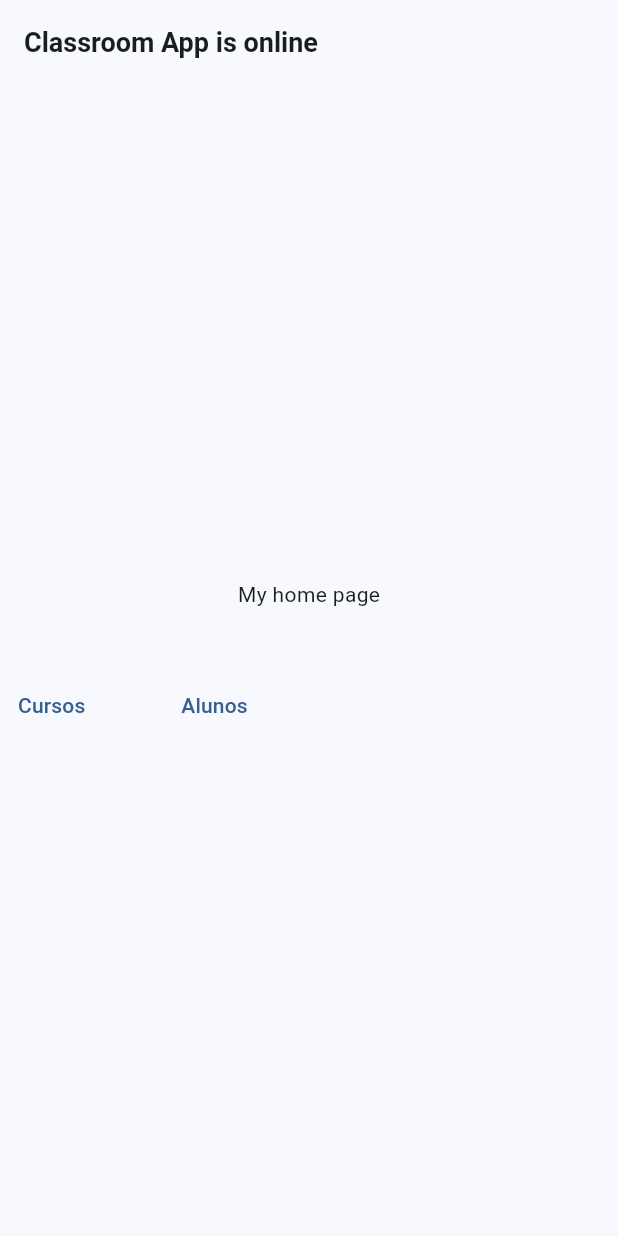
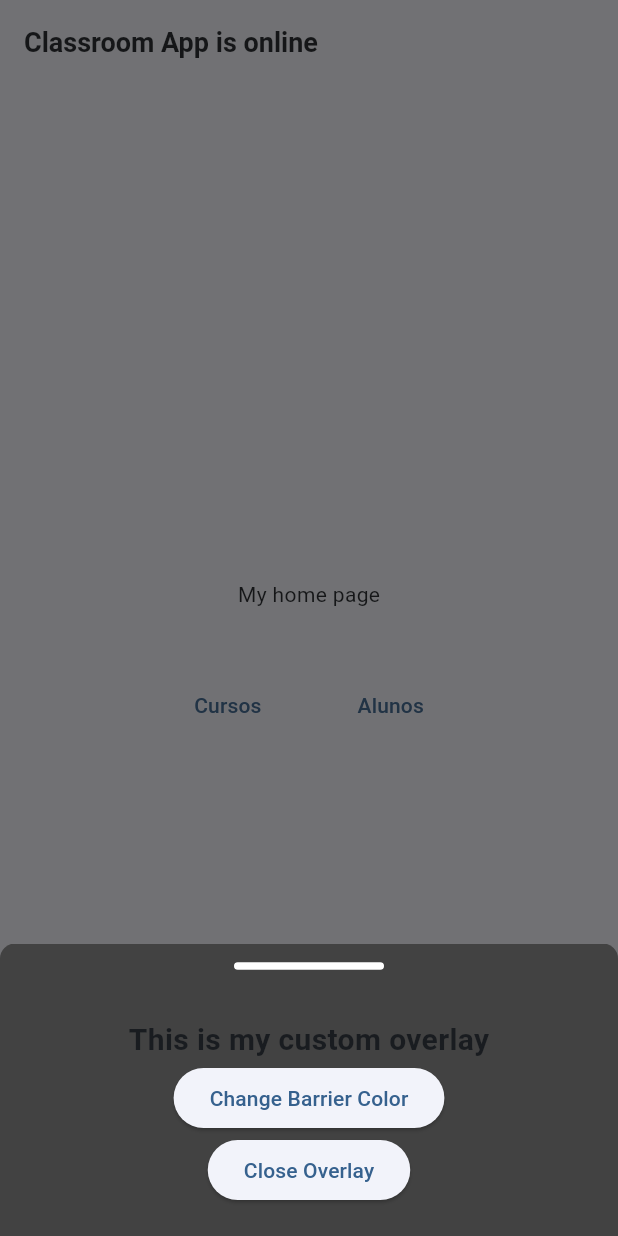
Before and after one commit to renanvolpe/classrrom-project, a Flutter app: the screen it shows after launch, after a tap on "Cursos", on a phone screen of 412 x 824 dp. Run offline on Flutter 3.47's test engine with Material 3 defaults, Android fonts, the phone set to English and light mode, and no system bars; our stand-ins replace connectivity_plus, dartz, equatable, flutter_mobx, flutter_modular, gap and 2 more; accounts and stored records are empty; generated files the repository leaves out were written again.

```diff
--- a/lib/app_module.dart
+++ b/lib/app_module.dart
@@ -1,8 +1,11 @@
 import 'package:classroom_project/core/app_service.dart';
 import 'package:classroom_project/modules/home/home_module.dart';
+import 'package:classroom_project/modules/internet/internet_connectivity.dart';
 import 'package:classroom_project/modules/internet/internet_module.dart';
 import 'package:classroom_project/modules/shared/shared_module.dart';
 import 'package:flutter_modular/flutter_modular.dart';
+
+import 'modules/internet/presentation/screen/has_no_internet_dialog.dart';
 
 class AppModule extends Module {
   @override
@@ -11,13 +14,20 @@ class AppModule extends Module {
   }
 
   @override
-  void exportedBinds(Injector i) {}
-
-  @override
   List<Module> get imports => [SharedModule(), InternetModule()];
 
   @override
   void routes(RouteManager r) {
-    r.module('/', module: HomeModule());
+    r.module('/', module: HomeModule(), guards: [InternetGuard()]);
+    r.child('/noInternet', child: (_) => const InternetConnectivityDialog());
   }
 }
+
+class InternetGuard extends RouteGuard {
+  InternetGuard() : super(redirectTo: '/noInternet');
+
+  @override
+  Future<bool> canActivate(String path, ModularRoute route) async {
+    return Modular.get<InternetConnectivity>().hasConnection; //when has no connection
+  }
+}
--- a/lib/main.dart
+++ b/lib/main.dart
@@ -1,6 +1,8 @@
 import 'package:classroom_project/app_module.dart';
 import 'package:flutter/material.dart';
+import 'package:flutter_mobx/flutter_mobx.dart';
 import 'package:flutter_modular/flutter_modular.dart';
+import 'package:mobx/mobx.dart';
 
 import 'modules/internet/internet_connectivity.dart';
 
@@ -21,6 +23,7 @@ class MyApp extends StatefulWidget {
 }
 
 class _MyAppState extends State<MyApp> {
+  final _internetConnectivity = Modular.get<InternetConnectivity>();
   @override
   void initState() {
     super.initState();
@@ -29,6 +32,15 @@ class _MyAppState extends State<MyApp> {
   @override
   void didChangeDependencies() async {
     await Modular.get<InternetConnectivity>().init();
+    //When has not internet, show a model that there is not intenet
+    reaction(
+      (_) => _internetConnectivity.hasConnection,
+      (isConnected) {
+        if (!isConnected) {
+          Modular.to.pushNamed('/noInternet');
+        }
+      },
+    );
     super.didChangeDependencies();
   }
 
@@ -41,6 +53,7 @@ class _MyAppState extends State<MyApp> {
         useMaterial3: true,
       ),
       routerConfig: Modular.routerConfig,
+      // routerDelegate: Modular.routerDelegate,
     );
   }
 }
--- a/lib/modules/home/home_module.dart
+++ b/lib/modules/home/home_module.dart
@@ -14,6 +14,7 @@ import 'data/repository/student_repository_impl.dart';
 import 'domain/repository/abstract_student_repository.dart';
 import 'domain/usecase/student_usecase.dart';
 import 'presentation/mobx/get_all_student_controller.dart';
+import 'presentation/widgets/overlay_internet.dart';
 
 class HomeModule extends Module {
   @override
@@ -46,6 +47,8 @@ class HomeModule extends Module {
     i.addSingleton(StudentController.new);
     //FINISH - STUDENT CRUD
 
+    i.addSingleton(SlidingPanelController.new);
+
     super.binds(i);
   }
 
--- a/lib/modules/home/presentation/screen/home_page.dart
+++ b/lib/modules/home/presentation/screen/home_page.dart
@@ -1,15 +1,40 @@
+import 'package:classroom_project/modules/home/presentation/widgets/overlay_internet.dart';
 import 'package:flutter/material.dart';
 import 'package:flutter_modular/flutter_modular.dart';
 
+import '../../../internet/internet_connectivity.dart';
 import '../../../internet/presentation/widgets/text_has_connection.dart';
 
-class HomePage extends StatelessWidget {
+
+class HomePage extends StatefulWidget {
   const HomePage({super.key});
 
   @override
+  State<HomePage> createState() => _HomePageState();
+}
+
+class _HomePageState extends State<HomePage> {
+  var controller = Modular.get<SlidingPanelController>();
+   final hasConnection = Modular.get<InternetConnectivity>().hasConnection;
+  @override
+  void initState() {
+
+    // hasConnection
+    // Future.delayed(const Duration(seconds: 7), () {
+    //   controller.open();
+    // });
+    super.initState();
+  }
+
+
+
+  @override
   Widget build(BuildContext context) {
-    //TODO APPLY  OVERLAYPORTAL HERE TO CHECK INTERNET CONNECTION
-    return Scaffold(
+    return SlidingUpPanelWidget(
+      controller: controller,
+        feedback: const OverlayFeedback(),
+        overlay: CustomOverlay(controller: controller),
+      body: Scaffold(
         appBar: AppBar(
           title: const TitleHasConnection(),
         ),
@@ -19,14 +44,72 @@ class HomePage extends StatelessWidget {
             const Text("My home page"),
             const SizedBox(height: 40),
             Row(
+              mainAxisAlignment: MainAxisAlignment.center,
               children: [
-              TextButton(onPressed: () {}, child: const Text("Cursos")),
+                TextButton(
+                    onPressed: () {
+                      controller.open();
+                    },
+                    child: const Text("Cursos")),
                 const SizedBox(width: 40),
                 TextButton(onPressed: () => Modular.to.pushNamed("./students"), child: const Text("Alunos"))
               ],
             )
           ],
         ),
+      ),
     );
   }
 }
+
+class MyOverlay extends StatelessWidget {
+  const MyOverlay({super.key});
+
+  @override
+  Widget build(BuildContext context) {
+    return Scaffold(
+      appBar: AppBar(
+        title: const Text('Overlay Example'),
+      ),
+      body: Center(
+        child: ElevatedButton(
+          onPressed: () {
+            // Show pop-up dialog
+            showOverlay(context);
+          },
+          child: const Text('Show Dialog'),
+        ),
+      ),
+    );
+  }
+
+  void showOverlay(BuildContext context) {
+    OverlayEntry overlayEntry;
+    overlayEntry = OverlayEntry(
+      builder: (context) => Positioned(
+        top: MediaQuery.of(context).size.height * 0.3,
+        left: MediaQuery.of(context).size.width * 0.2,
+        child: Material(
+          child: Container(
+            width: MediaQuery.of(context).size.width * 0.6,
+            height: MediaQuery.of(context).size.height * 0.4,
+            color: Colors.deepOrange,
+            child: const Center(
+              child: Text(
+                'This is a pop-up dialog',
+                style: TextStyle(fontSize: 20),
+              ),
+            ),
+          ),
+        ),
+      ),
+    );
+
+    Overlay.of(context).insert(overlayEntry);
+
+    // Remove overlay entry after a delay
+    Future.delayed(const Duration(seconds: 2), () {
+      overlayEntry.remove();
+    });
+  }
+}
--- /dev/null
+++ b/lib/modules/home/presentation/widgets/overlay_internet.dart
@@ -0,0 +1,242 @@
+
+
+import 'package:flutter/material.dart';
+
+class CustomOverlay extends StatelessWidget {
+  const CustomOverlay({
+    required this.controller,
+    super.key,
+  });
+
+  final SlidingPanelController controller;
+
+  @override
+  Widget build(BuildContext context) {
+    return Material(
+      color: Colors.grey[800],
+      borderRadius: const BorderRadius.vertical(top: Radius.circular(10)),
+      child: Container(
+        width: double.infinity,
+        padding: const EdgeInsets.all(20).copyWith(top: 0),
+        child: Column(
+          children: [
+            const OverlayFeedback(),
+            const SizedBox(height: 20),
+            const Text(
+              'This is my custom overlay',
+              style: TextStyle(
+                fontSize: 20,
+                fontWeight: FontWeight.bold,
+              ),
+            ),
+            ElevatedButton(
+              onPressed: () {
+                controller.changeBarrierColor(const Color.fromARGB(128, 147, 198, 242));
+              },
+              child: const Text('Change Barrier Color'),
+            ),
+            ElevatedButton(
+              onPressed: () {
+                controller.close();
+              },
+              child: const Text('Close Overlay'),
+            ),
+          ],
+        ),
+      ),
+    );
+  }
+}
+
+class OverlayFeedback extends StatelessWidget {
+  const OverlayFeedback({super.key});
+
+  @override
+  Widget build(BuildContext context) {
+    return Container(
+      alignment: Alignment.center,
+      height: 30,
+      decoration: BoxDecoration(
+        color: Colors.grey[800],
+        borderRadius: const BorderRadius.vertical(top: Radius.circular(10)),
+      ),
+      child: Container(
+        height: 5,
+        width: 100,
+        decoration: BoxDecoration(
+          borderRadius: BorderRadius.circular(100),
+          color: Colors.white,
+        ),
+      ),
+    );
+  }
+}
+
+class SlidingUpPanelWidget extends StatefulWidget {
+  const SlidingUpPanelWidget({
+    super.key,
+    required this.body,
+    required this.feedback,
+    required this.overlay,
+    this.controller,
+    this.backgroundColor,
+  });
+
+  final Widget body; // O restante da página
+  final Widget feedback; // O que será exibido enquanto o Overlay não estiver sendo exibido
+  final Widget overlay; // O que será exibido quando o Overlay estiver em exibição
+  final SlidingPanelController? controller; //Controller do Overlay
+  final Color? backgroundColor; //Cor de background do Overlay
+
+  @override
+  State<SlidingUpPanelWidget> createState() => _SlidingUpPanelWidgetState();
+}
+
+class _SlidingUpPanelWidgetState extends State<SlidingUpPanelWidget> with SingleTickerProviderStateMixin {
+  late SlidingPanelController controller;
+
+  @override
+  void initState() {
+    super.initState();
+
+    final AnimationController animationController = AnimationController(
+      duration: const Duration(milliseconds: 500),
+      vsync: this,
+    );
+
+    final Animation<double> animation = CurvedAnimation(
+      parent: animationController,
+      curve: Curves.linearToEaseOut,
+    );
+
+    WidgetsBinding.instance.addPostFrameCallback((_) {
+      controller = widget.controller ?? SlidingPanelController();
+
+      controller
+        ..context = context
+        ..animationController = animationController
+        ..animation = animation
+        ..barrierColor = widget.backgroundColor
+        ..overlayWidget = widget.overlay;
+    });
+  }
+
+  @override
+  Widget build(BuildContext context) {
+    return WillPopScope(
+      onWillPop: () async {
+        if (controller.isPanelOpen) {
+          controller.close();
+          return false;
+        }
+
+        return true;
+      },
+      child: Stack(
+        children: [
+          widget.body,
+          Positioned(
+            bottom: 0,
+            left: 0,
+            right: 0,
+            child: GestureDetector(
+              onVerticalDragEnd: (details) {
+                if (details.velocity.pixelsPerSecond.dy < -200) {
+                  controller.open();
+                }
+              },
+              child: widget.feedback,
+            ),
+          ),
+        ],
+      ),
+    );
+  }
+}
+
+class SlidingPanelController {
+  //Context
+  late final BuildContext context;
+
+  //Animation
+  late final AnimationController animationController;
+  late final Animation<double> animation;
+
+  //Overlay
+  OverlayEntry? _overlay;
+  OverlayState? _overlayState;
+
+  //Widget
+  Color? barrierColor;
+  Widget? overlayWidget;
+
+  //State
+  bool _isOpen = false;
+
+  void open() {
+    if (!_isOpen) {
+      _showOverlay();
+    }
+    _isOpen = true;
+  }
+
+  void close() {
+    if (_overlay!.mounted) {
+      _overlay!.remove();
+      animationController.reset();
+    }
+    _overlay = null;
+    _isOpen = false;
+  }
+
+  void _updateOverlay() {
+    if (_isOpen) {
+      _overlay!.markNeedsBuild();
+    }
+  }
+
+  void changeBarrierColor(Color color) {
+    barrierColor = color;
+    _updateOverlay();
+  }
+
+  void _showOverlay() {
+    _overlayState = Overlay.of(context);
+
+    _overlay = OverlayEntry(
+      builder: (context) {
+        return Stack(
+          children: [
+            Positioned.fill(
+              child: FadeTransition(
+                opacity: animation,
+                child: ColoredBox(
+                  color: barrierColor ?? const Color.fromARGB(150, 18, 18, 18),
+                  child: GestureDetector(
+                    onTap: () {
+                      close();
+                    },
+                  ),
+                ),
+              ),
+            ),
+            Positioned(
+              left: 0,
+              right: 0,
+              bottom: 0,
+              child: SizeTransition(
+                sizeFactor: animation,
+                child: overlayWidget,
+              ),
+            ),
+          ],
+        );
+      },
+    );
+
+    _overlayState!.insert(_overlay!);
+    animationController.forward();
+  }
+
+  bool get isPanelOpen => _isOpen;
+}
--- a/lib/modules/internet/internet_connectivity.dart
+++ b/lib/modules/internet/internet_connectivity.dart
@@ -12,7 +12,7 @@ abstract class InternetConnectivityBase with Store {
   InternetConnectivityBase(this._connectivity);
 
   @observable
-  bool isConnected = false;
+  bool isConnected = true;
 
   @computed
   bool get hasConnection => isConnected;
@@ -29,6 +29,10 @@ abstract class InternetConnectivityBase with Store {
   }
 
   @action
+
+
+
+  @action
   void isInternetConnected(ConnectivityResult? result) {
     if (result == ConnectivityResult.none) {
       isConnected = false;
--- a/lib/modules/internet/internet_module.dart
+++ b/lib/modules/internet/internet_module.dart
@@ -1,6 +1,8 @@
 import 'package:classroom_project/modules/internet/internet_connectivity.dart';
 import 'package:connectivity_plus/connectivity_plus.dart';
 import 'package:flutter_modular/flutter_modular.dart';
+
+import 'presentation/screen/has_no_internet_dialog.dart';
 
 class InternetModule extends Module {
   @override
@@ -9,4 +11,10 @@ class InternetModule extends Module {
     i.addSingleton(InternetConnectivity.new);
     super.exportedBinds(i);
   }
+
+  @override
+  void routes(RouteManager r) {
+    r.child('/', child: (_) => const InternetConnectivityDialog(), guards: []);
+    super.routes(r);
+  }
 }
--- a/lib/modules/internet/presentation/screen/has_no_internet_dialog.dart
+++ b/lib/modules/internet/presentation/screen/has_no_internet_dialog.dart
@@ -3,9 +3,14 @@ import 'package:flutter/material.dart';
 import 'package:flutter_mobx/flutter_mobx.dart';
 import 'package:flutter_modular/flutter_modular.dart';
 
-class InternetConnectivityDialog extends StatelessWidget {
+class InternetConnectivityDialog extends StatefulWidget {
   const InternetConnectivityDialog({super.key});
 
+  @override
+  State<InternetConnectivityDialog> createState() => _InternetConnectivityDialogState();
+}
+
+class _InternetConnectivityDialogState extends State<InternetConnectivityDialog> {
   @override
   Widget build(BuildContext context) {
     return AlertDialog(
@@ -14,7 +19,7 @@ class InternetConnectivityDialog extends StatelessWidget {
       actions: [
         TextButton(
           onPressed: () {
-            Navigator.of(context).pop();
+            Modular.to.pop();
           },
           child: const Text('OK'),
         ),
```
Lines whose indentation alone changed are shown as unchanged.
